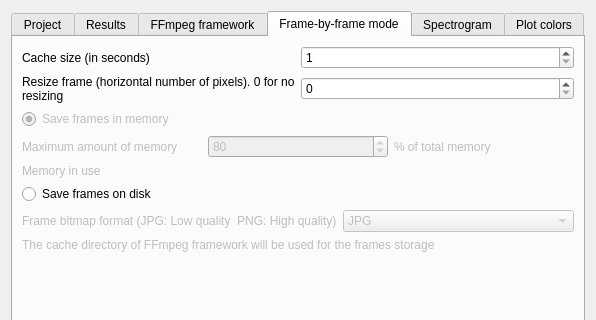
The window that src/preferences.ui (olivierfriard/BORIS) describes before a commit, drawn with Qt 5; both pictures show x 0 to 596 and y 0 to 320 of the 596 by 588 pixel window.
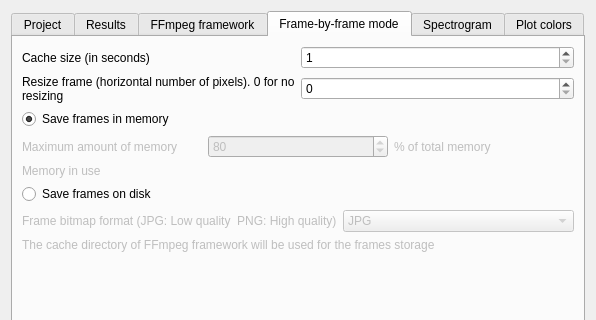
The same window after the commit. The open tabs and pages were chosen to show the change.

What changed in the file:
```diff
--- a/src/preferences.ui
+++ b/src/preferences.ui
@@ -392,7 +392,7 @@
          <item>
           <widget class="QRadioButton" name="rb_save_frames_in_mem">
            <property name="enabled">
-            <bool>false</bool>
+            <bool>true</bool>
            </property>
            <property name="text">
             <string>Save frames in memory</string>
```
Left out of the diff: 2 changed lines with no effect on the pictures.
